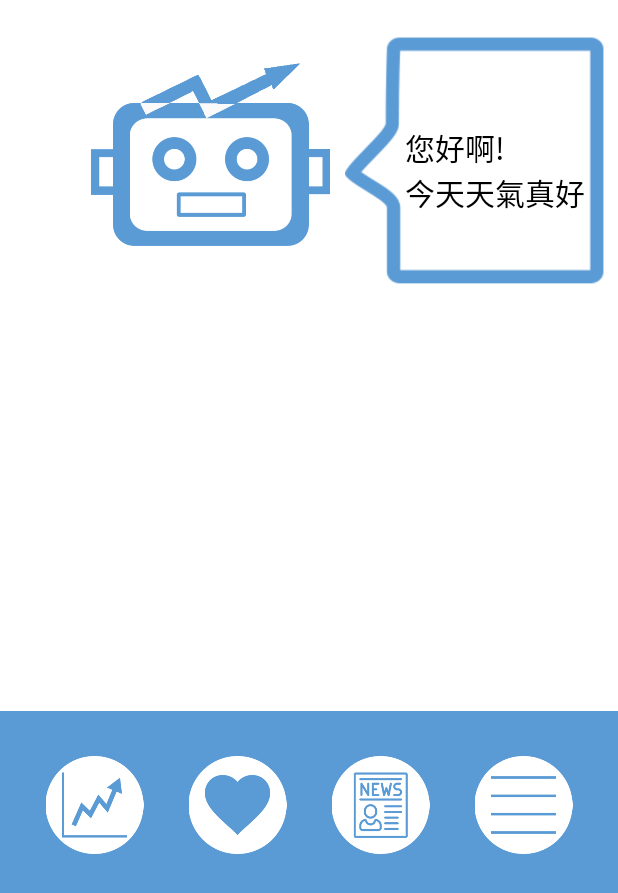
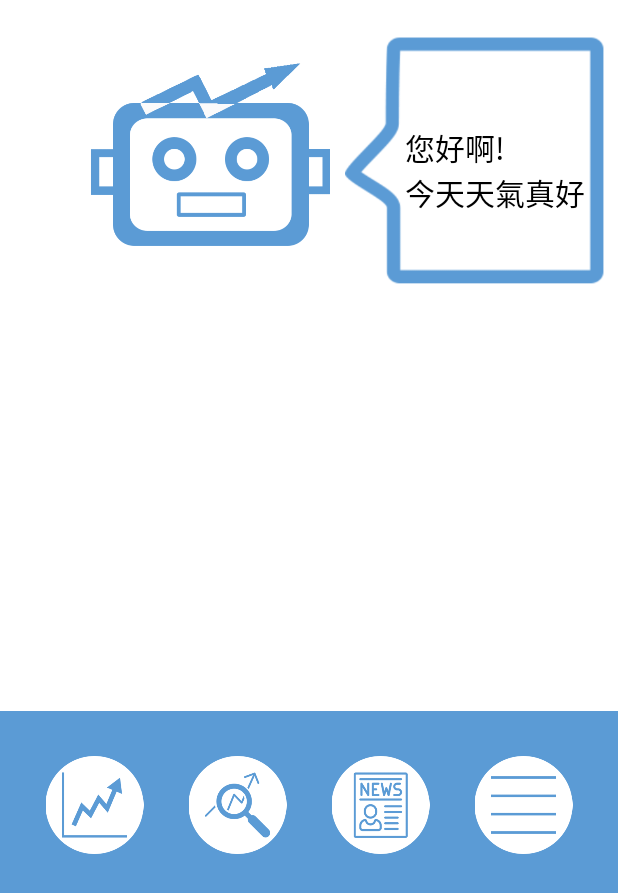
Before and after one commit to yishantsai13/Stockbot, an Android app: the screen it shows after launch (homepage), on a phone screen of 412 x 824 dp. Shown: the top 893 px of the screen. Run offline under Robolectric (Android 15) with nearby library versions, the phone set to English and light mode, and no system bars.

Commit message:
img stock index

```diff
--- a/app/src/main/res/layout/activity_homepage.xml
+++ b/app/src/main/res/layout/activity_homepage.xml
@@ -65,7 +65,7 @@
                 android:layout_width="65dp"
                 android:layout_height="65dp"
                 android:layout_weight="1"
-                android:src="@drawable/stock"
+                android:src="@drawable/index"
                 />
 
             <ImageView
@@ -74,7 +74,7 @@
                 android:layout_width="65dp"
                 android:layout_height="65dp"
                 android:layout_weight="1"
-                android:src="@drawable/heart" />
+                android:src="@drawable/stock" />
 
             <ImageView
                 android:id="@+id/btn_news"
```
Also changed, not shown: app/src/main/res/drawable/index.png (added), app/src/main/res/drawable/stock.png.
